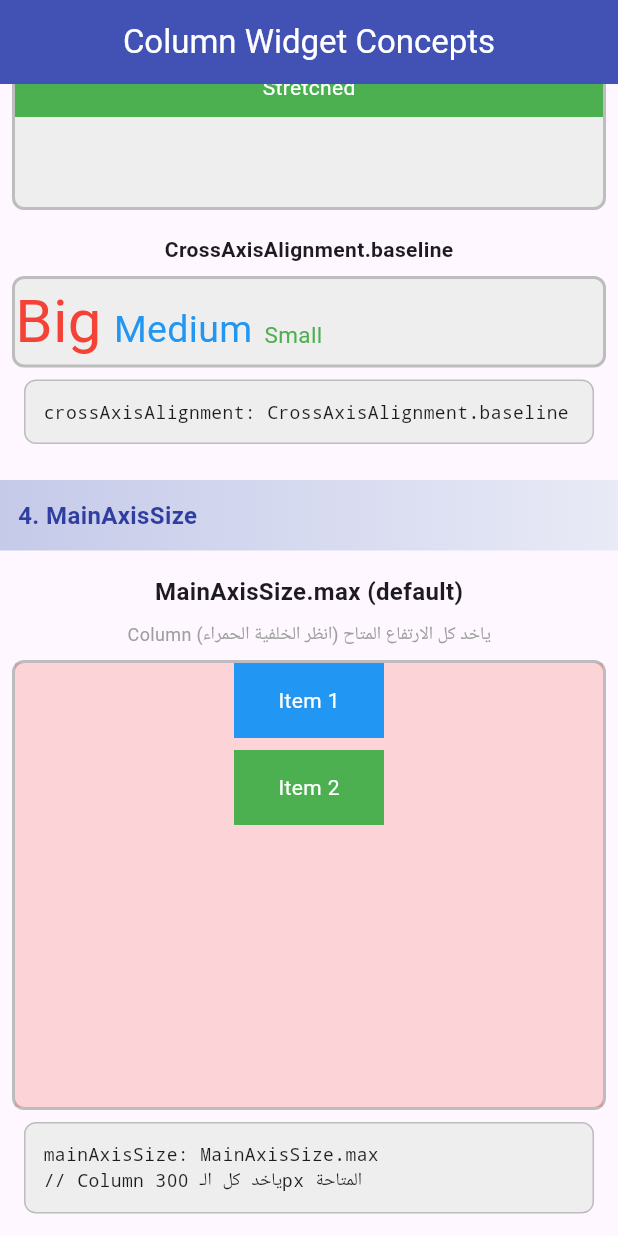
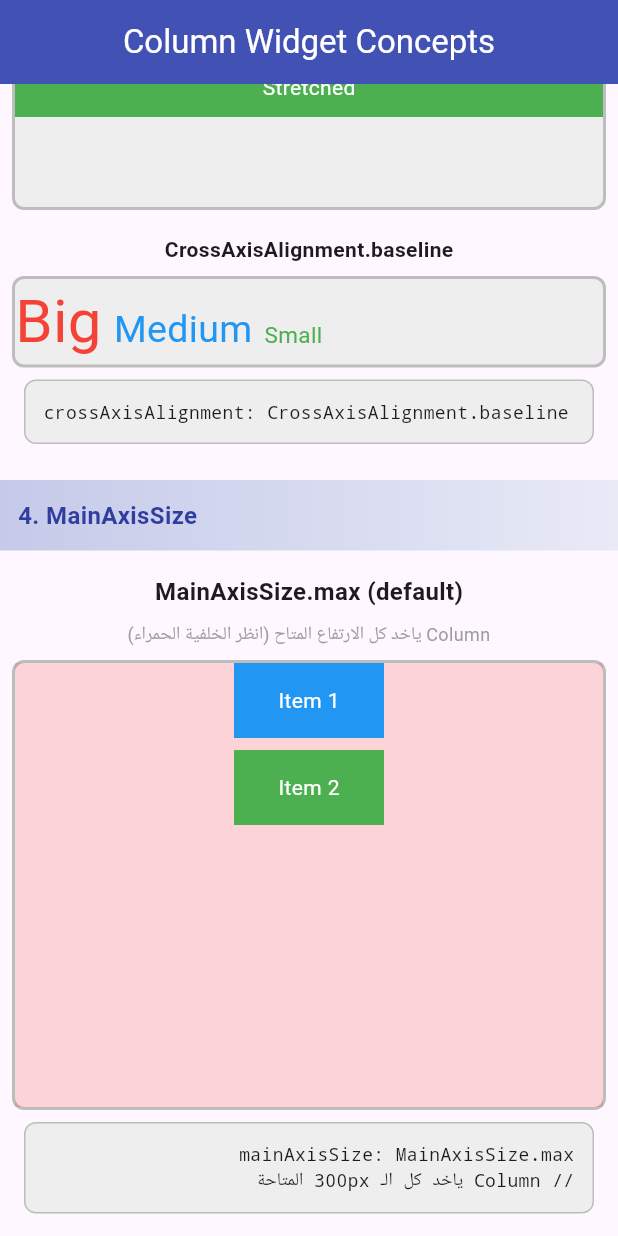
Before and after one commit to MProgrammer01/Android-Cross-Platform-Flutter-Knowledges, a Flutter app: the screen it shows after launch, scrolled down 2880 dp, on a phone screen of 412 x 824 dp. Run offline on Flutter 3.47's test engine with Material 3 defaults, Android fonts, the phone set to English and light mode, and no system bars; our stand-ins replace google_fonts.

Commit message:
Update column_concepts.dart

```diff
--- a/column_widget/lib/column_concepts.dart
+++ b/column_widget/lib/column_concepts.dart
@@ -127,7 +127,8 @@ class ColumnConcepts extends StatelessWidget {
                   "    Widget2,\n"
                   "    Widget3,\n"
                   "  ],\n"
-                  ")"
+                  ")",
+              TextDirection.ltr
           ),
         ],
       ),
@@ -287,7 +288,7 @@ class ColumnConcepts extends StatelessWidget {
             ),
           ),
           const SizedBox(height: 8),
-          _buildCodeBox('crossAxisAlignment: CrossAxisAlignment.baseline'),
+          _buildCodeBox('crossAxisAlignment: CrossAxisAlignment.baseline', TextDirection.ltr),
         ],
       ),
     );
@@ -308,6 +309,7 @@ class ColumnConcepts extends StatelessWidget {
           const Text(
             'Column ياخد كل الارتفاع المتاح (انظر الخلفية الحمراء)',
             style: TextStyle(color: Colors.grey, fontSize: 12),
+            textDirection: TextDirection.rtl,
           ),
           const SizedBox(height: 8),
           Container(
@@ -354,7 +356,8 @@ class ColumnConcepts extends StatelessWidget {
           const SizedBox(height: 8),
           _buildCodeBox(
               'mainAxisSize: MainAxisSize.max\n'
-                  '// Column ياخد كل الـ 300px المتاحة'
+                  '// Column ياخد كل الـ 300px المتاحة',
+              TextDirection.rtl
           ),
 
           const SizedBox(height: 16),
@@ -368,6 +371,7 @@ class ColumnConcepts extends StatelessWidget {
           const Text(
             'Column ياخد فقط الارتفاع المحتاج (انظر الخلفية الخضراء)',
             style: TextStyle(color: Colors.grey, fontSize: 12),
+            textDirection: TextDirection.rtl,
           ),
           const SizedBox(height: 8),
           Container(
@@ -417,7 +421,8 @@ class ColumnConcepts extends StatelessWidget {
           const SizedBox(height: 8),
           _buildCodeBox(
               'mainAxisSize: MainAxisSize.min\n'
-                  '// Column ياخد فقط 108px (50+8+50)'
+                  '// Column ياخد فقط 108px (50+8+50)',
+              TextDirection.rtl
           ),
 
           const SizedBox(height: 16),
@@ -443,6 +448,7 @@ class ColumnConcepts extends StatelessWidget {
                         fontWeight: FontWeight.bold,
                         color: Colors.blue,
                       ),
+                      textDirection: TextDirection.rtl,
                     ),
                   ],
                 ),
@@ -462,10 +468,12 @@ class ColumnConcepts extends StatelessWidget {
                           Text(
                             'الخلفية الحمراء تملأ كل الارتفاع (300px)',
                             style: TextStyle(fontSize: 13),
+                            textDirection: TextDirection.rtl,
                           ),
                           Text(
                             'Column ياخد كل المساحة المتاحة',
                             style: TextStyle(fontSize: 13),
+                            textDirection: TextDirection.rtl,
                           ),
                         ],
                       ),
@@ -488,10 +496,12 @@ class ColumnConcepts extends StatelessWidget {
                           Text(
                             'الخلفية الخضراء تاخد فقط 108px',
                             style: TextStyle(fontSize: 13),
+                            textDirection: TextDirection.rtl,
                           ),
                           Text(
                             'Column ياخد فقط حجم العناصر (50+8+50)',
                             style: TextStyle(fontSize: 13),
+                            textDirection: TextDirection.rtl,
                           ),
                         ],
                       ),
@@ -588,7 +598,7 @@ class ColumnConcepts extends StatelessWidget {
             ),
           ),
           const SizedBox(height: 8),
-          _buildCodeBox('SizedBox(height: 16)'),
+          _buildCodeBox('SizedBox(height: 16)', TextDirection.ltr),
 
           const SizedBox(height: 16),
 
@@ -635,7 +645,7 @@ class ColumnConcepts extends StatelessWidget {
             ),
           ),
           const SizedBox(height: 8),
-          _buildCodeBox('Padding(padding: EdgeInsets.only(bottom: 12))'),
+          _buildCodeBox('Padding(padding: EdgeInsets.only(bottom: 12))', TextDirection.ltr),
         ],
       ),
     );
@@ -677,8 +687,8 @@ class ColumnConcepts extends StatelessWidget {
                 // Image
                 ClipRRect(
                   borderRadius: BorderRadius.circular(8),
-                  child: Image.network(
-                    'https://images.unsplash.com/photo-1506905925346-21bda4d32df4',
+                  child: Image.asset(
+                    'assets/logo.jpg',
                     width: 200,
                     height: 120,
                     fit: BoxFit.cover,
@@ -913,7 +923,8 @@ class ColumnConcepts extends StatelessWidget {
                   '  child: Column(\n'
                   '    children: [...],\n'
                   '  ),\n'
-                  ')'
+                  ')',
+            TextDirection.ltr
           ),
         ],
       ),
@@ -1131,7 +1142,7 @@ class ColumnConcepts extends StatelessWidget {
   }
 
   // ==================== Helper Methods ====================
-  Widget _buildCodeBox(String code) {
+  Widget _buildCodeBox(String code, TextDirection direction) {
     return Container(
       width: double.infinity,
       padding: const EdgeInsets.all(12),
@@ -1146,7 +1157,9 @@ class ColumnConcepts extends StatelessWidget {
         style: const TextStyle(
           fontFamily: 'monospace',
           fontSize: 12,
+
         ),
+        textDirection: direction,
       ),
     );
   }
```
